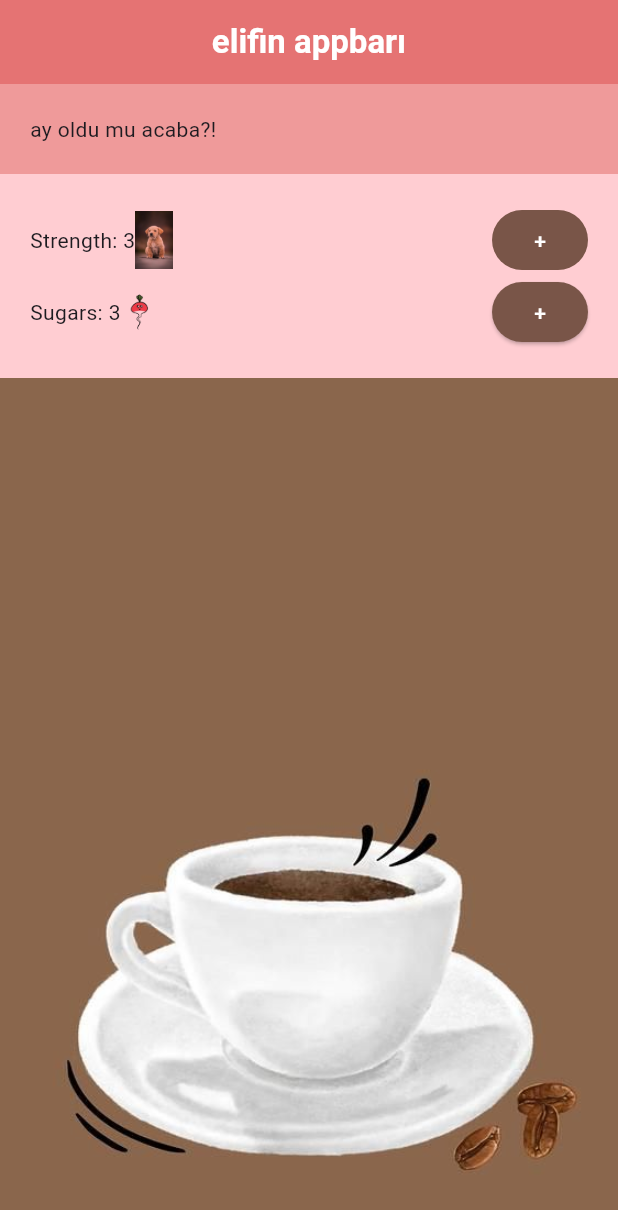
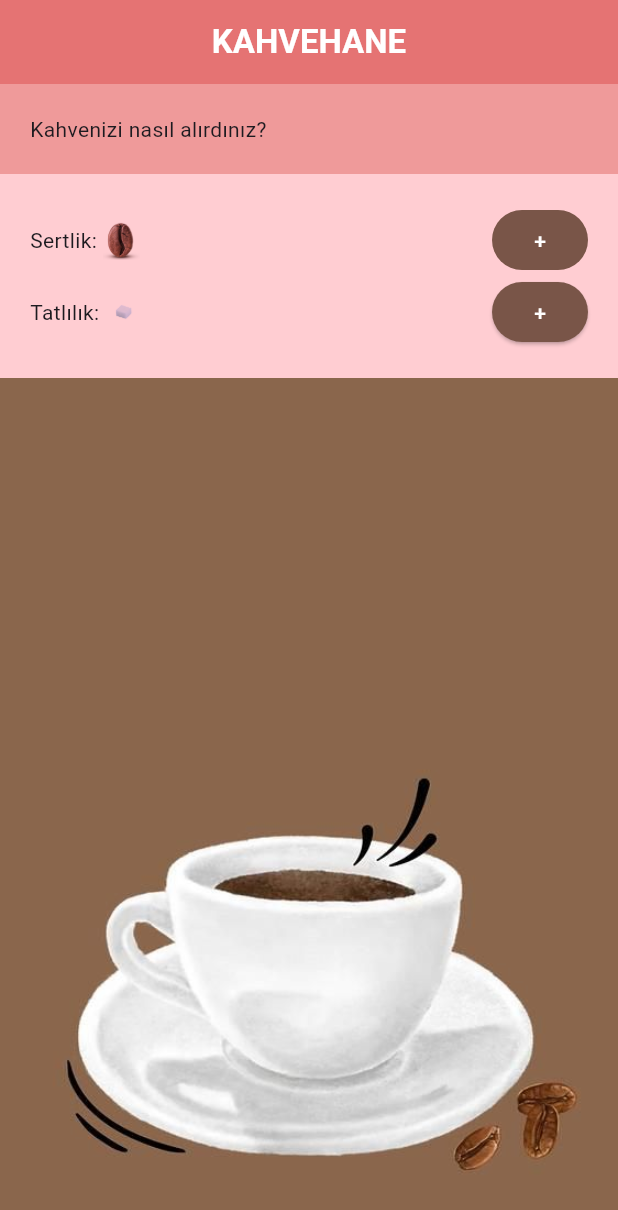
Before and after one commit to elifnurdemir/FlutterCoffeePref, a Flutter app: the screen it shows after launch, on a phone screen of 412 x 824 dp. Shown: the top 1210 px of the screen. Run offline on Flutter 3.47's test engine with Material 3 defaults, Android fonts, the phone set to English and light mode, and no system bars.

Commit message:
sandbox updated

```diff
--- a/lib/coffee_prefs.dart
+++ b/lib/coffee_prefs.dart
@@ -1,23 +1,36 @@
 import 'package:flutter/material.dart';
 
-class CoffeePrefs extends StatelessWidget {
+class CoffeePrefs extends StatefulWidget {
   const CoffeePrefs({super.key});
 
+  @override
+  State<CoffeePrefs> createState() => _CoffeePrefsState();
+}
+
+class _CoffeePrefsState extends State<CoffeePrefs> {
+  int strength  =1;
+  int sugars =1;
+
   void increaseStrength() {
-    print('inc strength by 1');
+    setState(() {
+      strength = strength < 5 ? strength + 1 : 1;
+    });
   }
  void increaseSugars(){
-    print('inc sugars by 1');
+    setState(() {
+      sugars = sugars < 5 ? sugars + 1 : 1;
+    });
  }
+
  @override
   Widget build(BuildContext context) {
     return Column(
       children: [
         Row(
           children: [
-           const Text('Strength: '),
-           const Text('3'),
-            Image.asset('assets/img/dog.jpeg',
+           const Text('Sertlik: '),
+            for(int i = 0; i < strength; i++)
+              Image.asset('assets/img/coffee.jpg',
                 width: 25,
                 color: Colors.red[100],
                 colorBlendMode: BlendMode.multiply,
@@ -34,8 +47,8 @@ class CoffeePrefs extends StatelessWidget {
         ),
         Row(
           children: [
-           const Text('Sugars: '),
-            const Text('3'),
+           const Text('Tatlılık: '),
+            for(int i = 0; i < sugars; i++)
               Image.asset('assets/img/mini.jpg',
                 width: 25,
                 color: Colors.red[100],
@@ -49,7 +62,6 @@ class CoffeePrefs extends StatelessWidget {
                   foregroundColor: Colors.white,
                 ),
                 child: const Text('+'))
-
           ],
         ),
       ],
--- a/lib/home.dart
+++ b/lib/home.dart
@@ -8,7 +8,7 @@ class Home extends StatelessWidget {
   Widget build(BuildContext context) {
     return Scaffold(
       appBar: AppBar(
-        title: Text('elifin appbarı', style: TextStyle(
+        title: Text('KAHVEHANE', style: TextStyle(
           color: Colors.white,
           fontWeight: FontWeight.bold
         ),),
@@ -21,7 +21,7 @@ class Home extends StatelessWidget {
           Container(
             color: Colors.red[200],
             padding: const EdgeInsets.all(20),
-            child: const Text('ay oldu mu acaba?!'),
+            child: const Text('Kahvenizi nasıl alırdınız?'),
           ),
           Container(
             color: Colors.red[100],
--- a/pubspec.yaml
+++ b/pubspec.yaml
@@ -22,6 +22,6 @@ flutter:
   uses-material-design: true
 
   assets:
-    - assets/img/dog.jpeg
+    - assets/img/coffee.jpg
     - assets/img/mini.jpg
     - assets/img/bg.jpg
```
Also changed, not shown: assets/img/coffee.jpg (added), assets/img/mini.jpg. Lines whose indentation alone changed are shown as unchanged.
